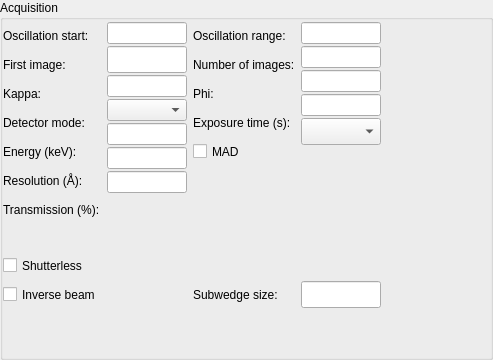
Before: the Qt Designer form Bricks/widgets/ui_files/Qt4_acquisition_widget_vertical_layout.ui in mxcube/mxcubeqt, drawn with Qt 5.
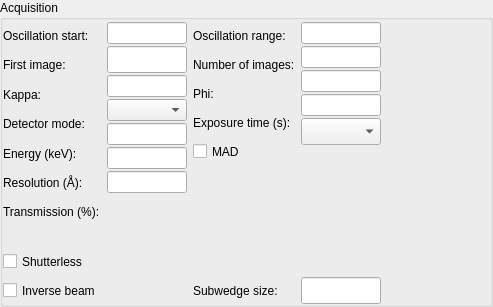
After: the same form once the commit is applied.

```diff
--- a/Bricks/widgets/ui_files/Qt4_acquisition_widget_vertical_layout.ui
+++ b/Bricks/widgets/ui_files/Qt4_acquisition_widget_vertical_layout.ui
@@ -7,7 +7,7 @@
     <x>0</x>
     <y>0</y>
     <width>493</width>
-    <height>360</height>
+    <height>307</height>
    </rect>
   </property>
   <property name="sizePolicy">
@@ -227,7 +227,7 @@
               <property name="sizeHint" stdset="0">
                <size>
                 <width>20</width>
-                <height>27</height>
+                <height>20</height>
                </size>
               </property>
              </spacer>
@@ -681,19 +681,6 @@
         </item>
        </layout>
       </item>
-      <item>
-       <spacer name="verticalSpacer1">
-        <property name="orientation">
-         <enum>Qt::Vertical</enum>
-        </property>
-        <property name="sizeHint" stdset="0">
-         <size>
-          <width>20</width>
-          <height>40</height>
-         </size>
-        </property>
-       </spacer>
-      </item>
      </layout>
     </widget>
    </item>
```
